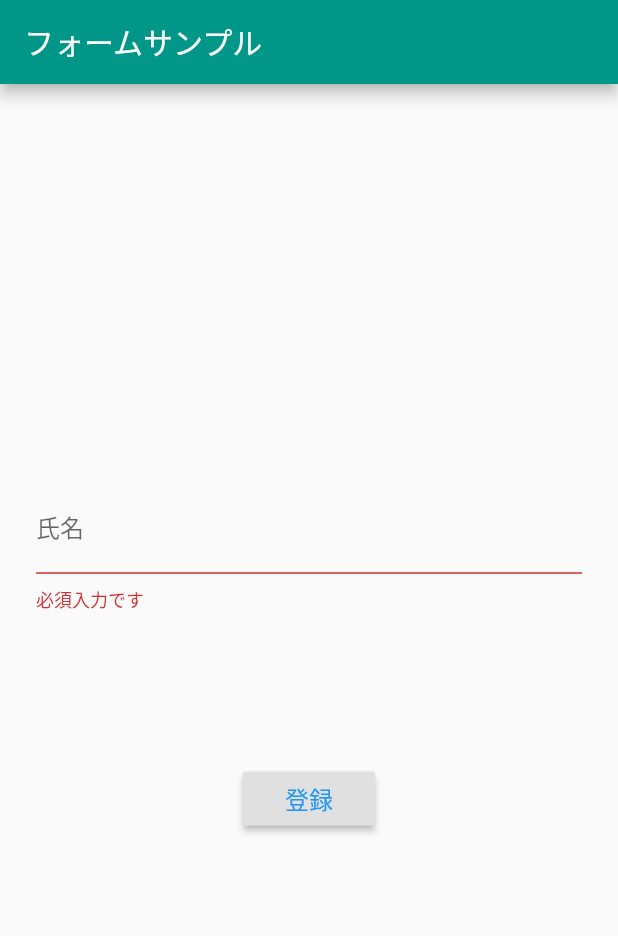
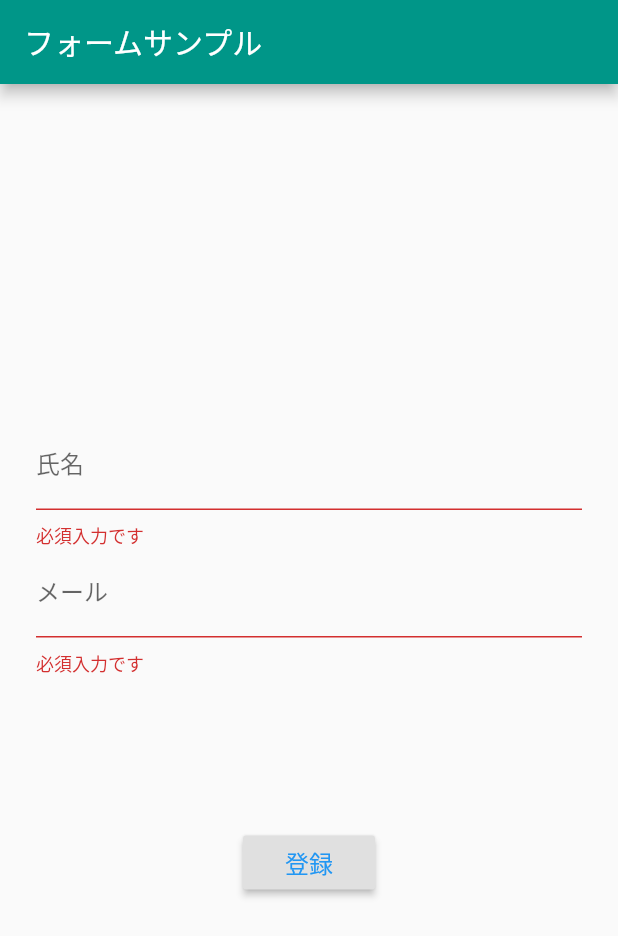
Before and after one commit to Channelsu/form, a Flutter app: the screen it shows after launch, after a tap on "登録", on a phone screen of 412 x 824 dp. Shown: the top 936 px of the screen. Run offline on Flutter 3.47's test engine with Material 2 defaults, Android fonts, the phone set to English and light mode, and no system bars.

Commit message:
メールアドレス入力欄作成

```diff
--- a/lib/form_screen.dart
+++ b/lib/form_screen.dart
@@ -31,7 +31,23 @@ class _FormScreenState extends State<FormScreen> {
   }
 
   Widget _buildEmail() {
-    return null;
+    return TextFormField(
+      decoration: InputDecoration(labelText: 'メール',),
+      validator: (String value) {
+        if(value.isEmpty) {
+          return '必須入力です';
+        }
+        if(!RegExp(
+          r"[a-z0-9!#$%&'*+/=?^_`{|}~-]+(?:\.[a-z0-9!#$%&'*+/=?^_`{|}~-]+)*@(?:[a-z0-9](?:[a-z0-9-]*[a-z0-9])?\.)+[a-z0-9](?:[a-z0-9-]*[a-z0-9])?")
+          .hasMatch(value)) {
+          return '正しくメールアドレスを入力して下さい';
+        }
+        return null;
+      },
+      onSaved: (String value) {
+        _email = value;
+      },
+    );
   }
 
   Widget _buildPassword() {
@@ -65,7 +81,7 @@ class _FormScreenState extends State<FormScreen> {
             mainAxisAlignment: MainAxisAlignment.center,
             children: <Widget>[
               _buildName(),
-              // _buildEmail(),
+              _buildEmail(),
               // _buildPassword(),
               // _buildURL(),
               // _buildPhoneNumber(),
```
